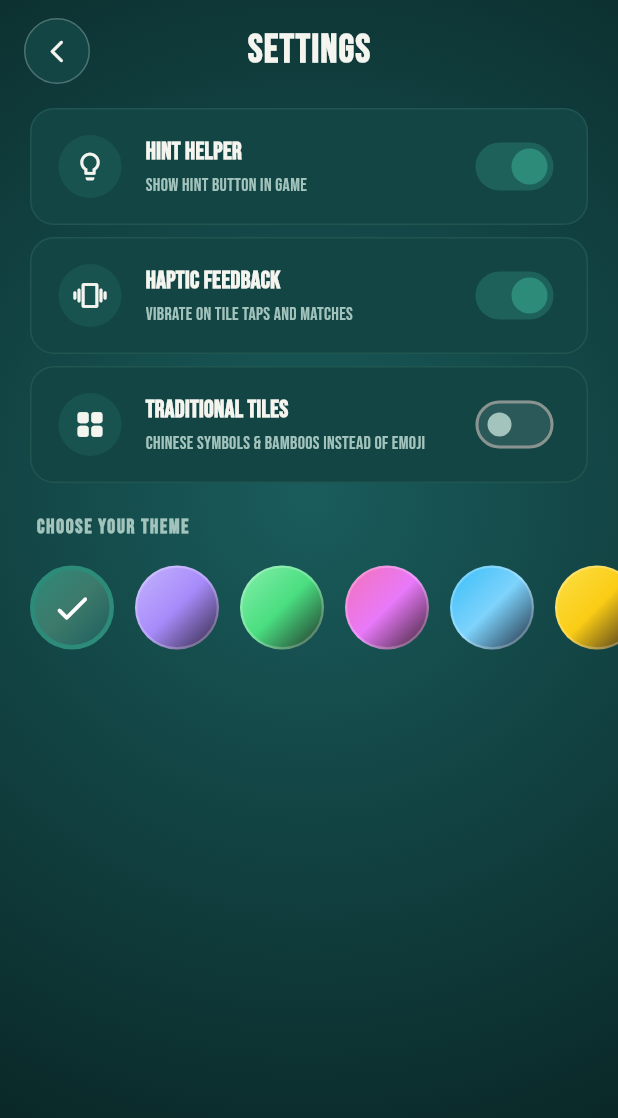
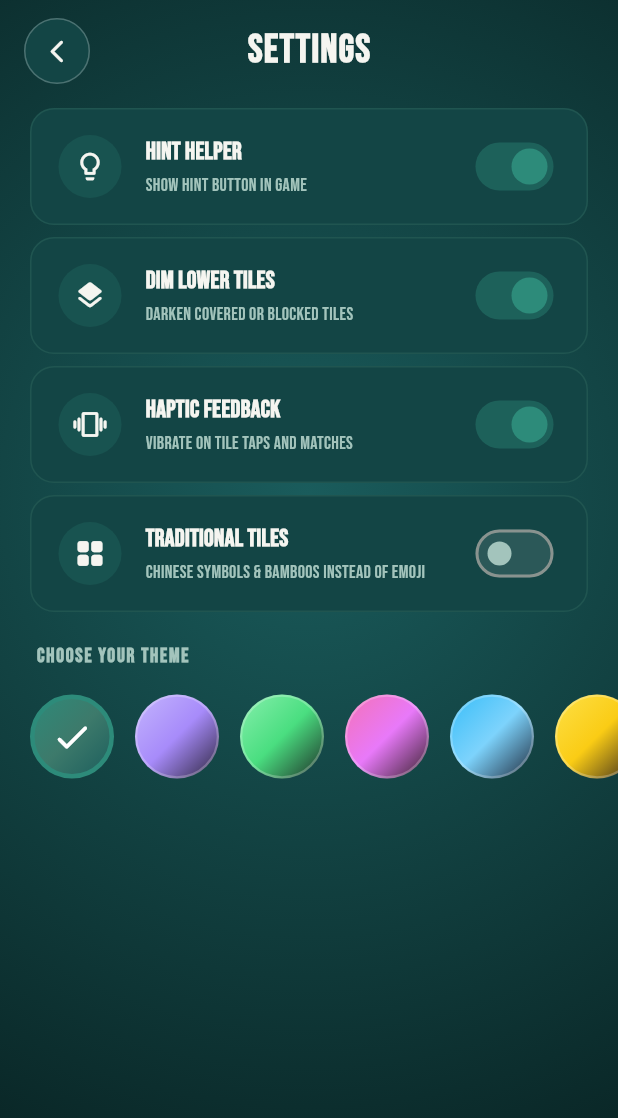
Before and after one commit to sidhant947/Mahjong, a Flutter app: the SettingsView screen opened directly, on a phone screen of 412 x 824 dp. Shown: the top 1118 px of the screen. Run offline on Flutter 3.47's test engine with Material 3 defaults, Android fonts, the phone set to English and light mode, and no system bars; our stand-ins replace flutter_riverpod, hive, hive_flutter; accounts and stored records are empty.

Commit message:
Update V1.0.5 , Added #7

```diff
--- a/lib/data/services/hive_service.dart
+++ b/lib/data/services/hive_service.dart
@@ -62,4 +62,14 @@ class HiveService {
     final settingsBox = await Hive.openBox('app_settings');
     await settingsBox.put('traditional_tiles_enabled', enabled);
   }
+
+  Future<bool> getDimLowerTilesEnabled() async {
+    final settingsBox = await Hive.openBox('app_settings');
+    return settingsBox.get('dim_lower_tiles_enabled', defaultValue: true) as bool;
+  }
+
+  Future<void> saveDimLowerTilesEnabled(bool enabled) async {
+    final settingsBox = await Hive.openBox('app_settings');
+    await settingsBox.put('dim_lower_tiles_enabled', enabled);
+  }
 }
--- a/lib/ui/features/settings/views/settings_view.dart
+++ b/lib/ui/features/settings/views/settings_view.dart
@@ -131,6 +131,71 @@ class SettingsView extends ConsumerWidget {
                         inactiveTrackColor: Colors.white10,
                         onChanged: (bool value) {
                           settingsRepo.setHintHelperEnabled(value);
+                        },
+                      ),
+                    ],
+                  ),
+                ),
+              ),
+
+              Padding(
+                padding: const EdgeInsets.symmetric(horizontal: 20, vertical: 4),
+                child: Container(
+                  padding: const EdgeInsets.symmetric(horizontal: 18, vertical: 14),
+                  decoration: BoxDecoration(
+                    color: currentSkin.surfaceColor,
+                    borderRadius: BorderRadius.circular(16),
+                    border: Border.all(
+                      color: currentSkin.accentColor.withValues(alpha: 0.3),
+                      width: 1.0,
+                    ),
+                  ),
+                  child: Row(
+                    children: [
+                      Container(
+                        padding: const EdgeInsets.all(10),
+                        decoration: BoxDecoration(
+                          color: currentSkin.primaryColor.withValues(alpha: 0.2),
+                          shape: BoxShape.circle,
+                        ),
+                        child: Icon(
+                          Icons.layers_rounded,
+                          color: currentSkin.headingColor,
+                          size: 22,
+                        ),
+                      ),
+                      const SizedBox(width: 16),
+                      Expanded(
+                        child: Column(
+                          crossAxisAlignment: CrossAxisAlignment.start,
+                          children: [
+                            Text(
+                              'Dim Lower Tiles',
+                              style: TextStyle(
+                                fontSize: 16,
+                                fontWeight: FontWeight.bold,
+                                color: currentSkin.headingColor,
+                              ),
+                            ),
+                            const SizedBox(height: 2),
+                            Text(
+                              'Darken covered or blocked tiles',
+                              style: TextStyle(
+                                fontSize: 12,
+                                color: currentSkin.subtextColor,
+                              ),
+                            ),
+                          ],
+                        ),
+                      ),
+                      Switch(
+                        value: ref.watch(dimLowerTilesEnabledProvider),
+                        activeThumbColor: currentSkin.primaryColor,
+                        activeTrackColor: currentSkin.primaryColor.withValues(alpha: 0.4),
+                        inactiveThumbColor: currentSkin.subtextColor,
+                        inactiveTrackColor: Colors.white10,
+                        onChanged: (bool value) {
+                          settingsRepo.setDimLowerTilesEnabled(value);
                         },
                       ),
                     ],
--- a/lib/ui/providers.dart
+++ b/lib/ui/providers.dart
@@ -37,6 +37,11 @@ final traditionalTilesEnabledProvider = Provider<bool>((ref) {
   return settingsRepo.traditionalTilesEnabled;
 });
 
+final dimLowerTilesEnabledProvider = Provider<bool>((ref) {
+  final settingsRepo = ref.watch(settingsRepositoryProvider);
+  return settingsRepo.dimLowerTilesEnabled;
+});
+
 final progressRepositoryProvider = ChangeNotifierProvider<ProgressRepository>((ref) {
   final hiveService = ref.watch(hiveServiceProvider);
   return ProgressRepository(hiveService: hiveService);
--- a/pubspec.yaml
+++ b/pubspec.yaml
@@ -16,7 +16,7 @@ publish_to: 'none' # Remove this line if you wish to publish to pub.dev
 # https://developer.apple.com/library/archive/documentation/General/Reference/InfoPlistKeyReference/Articles/CoreFoundationKeys.html
 # In Windows, build-name is used as the major, minor, and patch parts
 # of the product and file versions while build-number is used as the build suffix.
-version: 1.0.4+5
+version: 1.0.5+6
 
 environment:
   sdk: ^3.12.2
```
Also changed, not shown: lib/data/repositories/settings_repository.dart (+9 -0 lines), lib/ui/core/widgets/custom_mahjong_painter.dart (+12 -3 lines).
